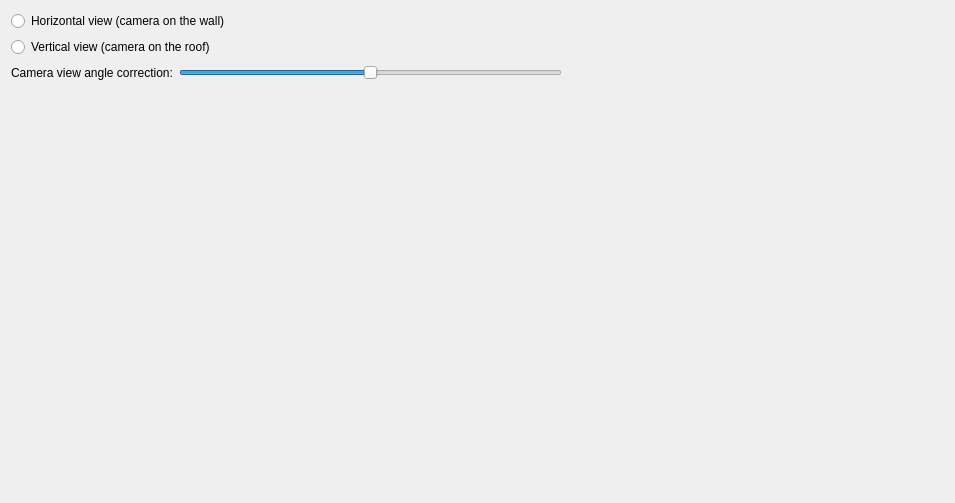
The window that client/src/ui/widgets/properties/fisheye_settings_widget.ui (networkoptix/nx_open) describes before a commit, drawn with Qt 5.
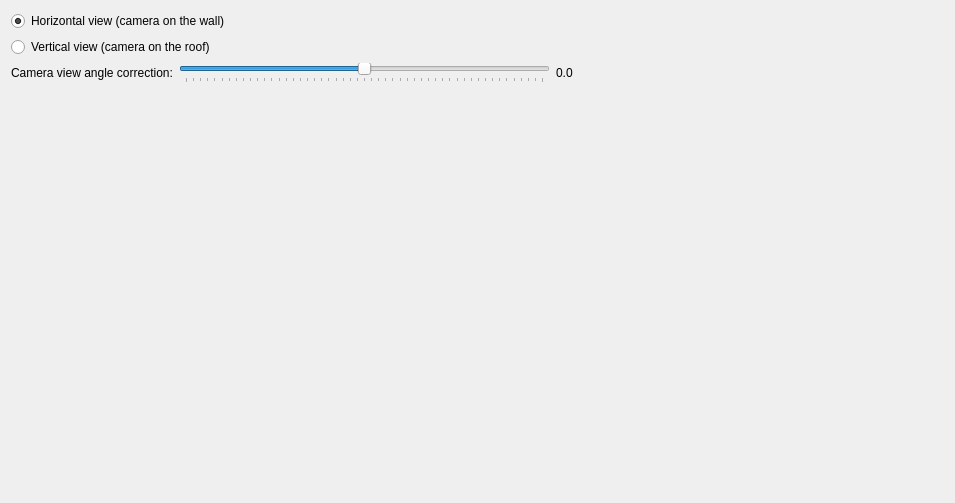
The same window after the commit.

Commit message:
fisheye settings
<==== Mercurial data ====>
Branch: fisheye

Diff of the .ui file:
```diff
--- a/client/src/ui/widgets/properties/fisheye_settings_widget.ui
+++ b/client/src/ui/widgets/properties/fisheye_settings_widget.ui
@@ -19,6 +19,9 @@
      <property name="text">
       <string>Horizontal view (camera on the wall)</string>
      </property>
+     <property name="checked">
+      <bool>true</bool>
+     </property>
     </widget>
    </item>
    <item>
@@ -40,16 +43,26 @@
      <item>
       <widget class="QSlider" name="horizontalSlider">
        <property name="minimum">
-        <number>-150</number>
+        <number>-250</number>
        </property>
        <property name="maximum">
-        <number>150</number>
+        <number>250</number>
        </property>
        <property name="value">
         <number>0</number>
        </property>
        <property name="orientation">
         <enum>Qt::Horizontal</enum>
+       </property>
+       <property name="tickPosition">
+        <enum>QSlider::TicksBelow</enum>
+       </property>
+      </widget>
+     </item>
+     <item>
+      <widget class="QLabel" name="angleText">
+       <property name="text">
+        <string>0.0</string>
        </property>
       </widget>
      </item>
```
The commit also changes 6 other files.
